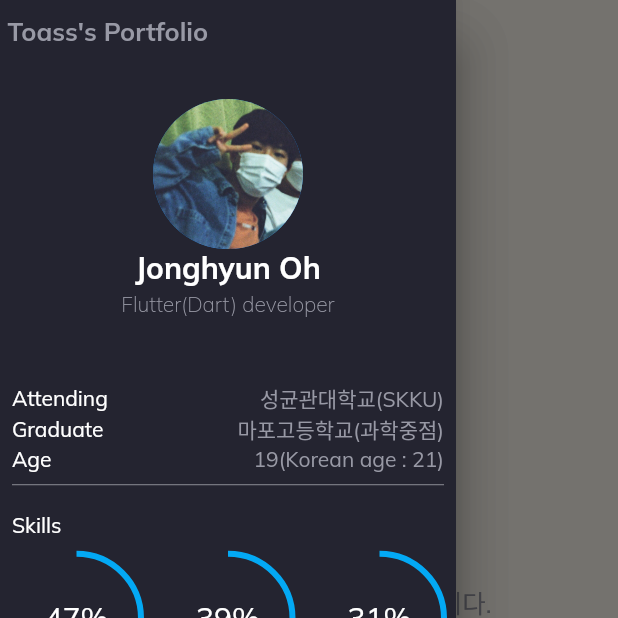
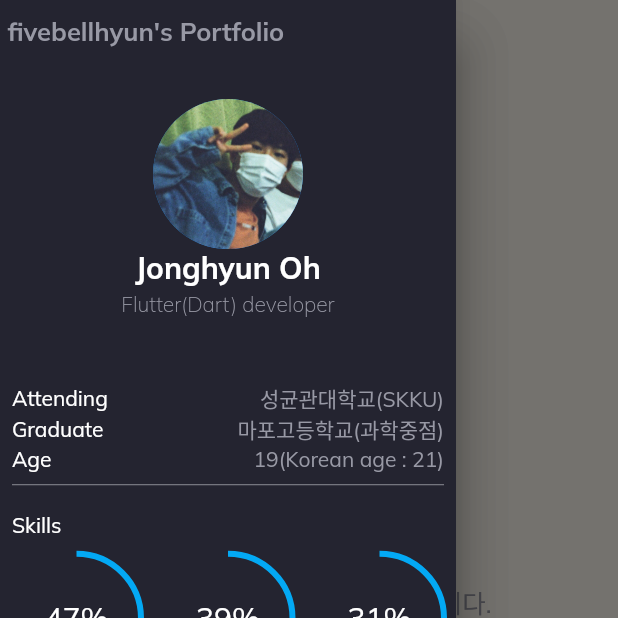
Before and after one commit to fivebellhyun/web-portfolio-code, a Flutter app: the screen it shows after launch, with the side drawer open, on a phone screen of 412 x 824 dp, the top half of it. Run offline on Flutter 3.47's test engine with Material 2 defaults, Android fonts, the phone set to English and light mode, and no system bars; drawn by our look-alikes of animated_text_kit, carousel_slider; our stand-ins replace google_fonts.

Commit message:
change name

```diff
--- a/lib/Components/drawer.dart
+++ b/lib/Components/drawer.dart
@@ -65,7 +65,7 @@ class MyDrawer extends StatelessWidget {
                 ),
                 child: Row(mainAxisAlignment: MainAxisAlignment.spaceEvenly, children: [
                   IconButton(onPressed: () async {
-                    Uri url = Uri.parse('https://github.com/toass');
+                    Uri url = Uri.parse('https://github.com/fivebellhyun');
                     if(await canLaunchUrl(url)){
                       await launchUrl(url);
                     }
@@ -179,7 +179,7 @@ class AboutMe extends StatelessWidget {
           const SizedBox(height: 10,),
           Row(children: const [
             SizedBox(width: 5,),
-            Text('Toass\'s Portfolio', style: TextStyle(fontSize: 17, fontWeight: FontWeight.bold)),
+            Text('fivebellhyun\'s Portfolio', style: TextStyle(fontSize: 17, fontWeight: FontWeight.bold)),
           ]),
           const Spacer(flex: 2,),
           const CircleAvatar(
--- a/lib/screen/mobile/m_page1.dart
+++ b/lib/screen/mobile/m_page1.dart
@@ -58,8 +58,8 @@ class MobilePage1 extends StatelessWidget {
 
 
 Future<void> _launchClubSandwichWebUrl() async {
-  if (!await launchUrl(Uri.parse('https://toass.github.io/clubsandwich.io/#/'))) {
-    throw 'Could not launch https://toass.github.io/clubsandwich.io/#/';
+  if (!await launchUrl(Uri.parse('https://fivebellhyun.github.io/clubsandwich.io/#/'))) {
+    throw 'Could not launch https://fivebellhyun.github.io/clubsandwich.io/#/';
   }
 }
 
--- a/lib/screen/web/d_page1.dart
+++ b/lib/screen/web/d_page1.dart
@@ -70,8 +70,8 @@ class DesktopPage1 extends StatelessWidget {
 
 
 Future<void> _launchClubSandwichWebUrl() async {
-  if (!await launchUrl(Uri.parse('https://toass.github.io/clubsandwich.io/#/'))) {
-    throw 'Could not launch https://toass.github.io/clubsandwich.io/#/';
+  if (!await launchUrl(Uri.parse('https://fivebellhyun.github.io/clubsandwich.io/#/'))) {
+    throw 'Could not launch https://fivebellhyun.github.io/clubsandwich.io/#/';
   }
 }
 
```
Also changed, not shown: 1 other file.
